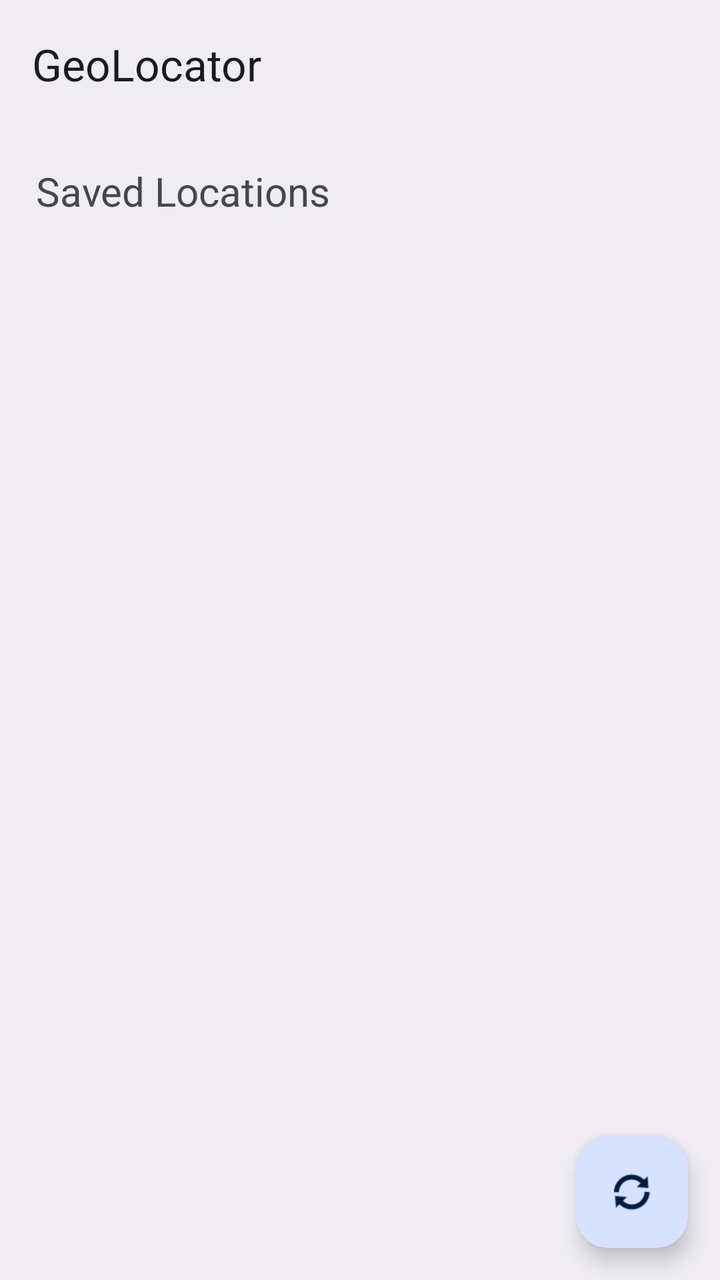
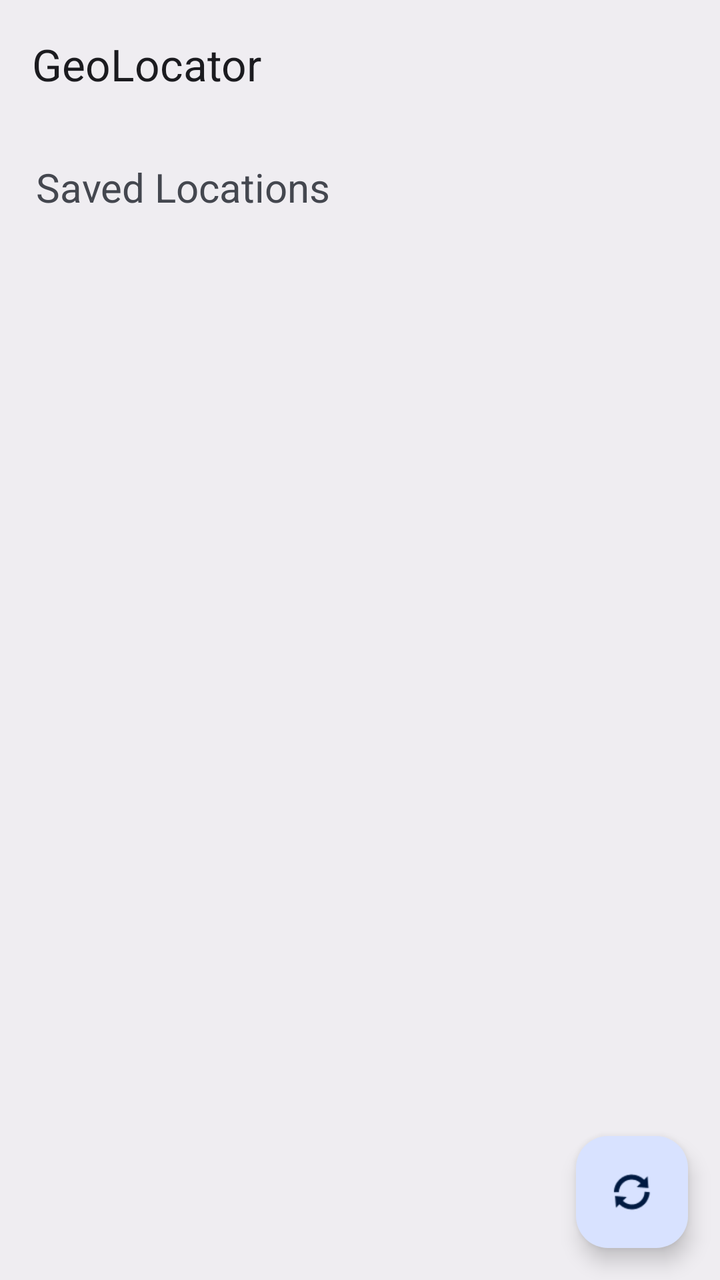

Compare the two renders of this Android layout. The source of the first and the diff that turns it into the second are given below.
<!-- AndroidManifest.xml: application theme Theme.GeoLocator -->
<!-- res/layout/activity_main.xml -->
<?xml version="1.0" encoding="utf-8"?>
<androidx.constraintlayout.widget.ConstraintLayout xmlns:android="http://schemas.android.com/apk/res/android"
    xmlns:app="http://schemas.android.com/apk/res-auto"
    xmlns:tools="http://schemas.android.com/tools"
    android:id="@+id/main"
    android:layout_width="match_parent"
    android:layout_height="match_parent"
    tools:context=".MainActivity">

    <androidx.appcompat.widget.Toolbar
        android:id="@+id/toolbar"
        android:layout_width="match_parent"
        android:layout_height="?attr/actionBarSize"
        app:title="@string/app_name" />

    <ProgressBar
        android:id="@+id/pb"
        android:layout_width="wrap_content"
        android:layout_height="wrap_content"
        app:layout_constraintBottom_toBottomOf="parent"
        app:layout_constraintEnd_toEndOf="parent"
        app:layout_constraintStart_toStartOf="parent"
        app:layout_constraintTop_toBottomOf="@id/toolbar" />

    <androidx.recyclerview.widget.RecyclerView
        android:id="@+id/rv_current_location"
        android:layout_width="match_parent"
        android:layout_height="wrap_content"
        app:layout_constraintEnd_toEndOf="parent"
        app:layout_constraintStart_toStartOf="parent"
        app:layout_constraintTop_toBottomOf="@id/toolbar" />

    <TextView
        android:id="@+id/tv_msg"
        android:layout_width="match_parent"
        android:layout_height="wrap_content"
        android:layout_marginHorizontal="18dp"
        android:layout_marginTop="18dp"
        android:text="@string/click_on_card_msg"
        android:textSize="20sp"
        app:layout_constraintEnd_toEndOf="parent"
        app:layout_constraintStart_toStartOf="parent"
        app:layout_constraintTop_toBottomOf="@id/rv_current_location" />

    <androidx.recyclerview.widget.RecyclerView
        android:id="@+id/rv_saved_locations"
        android:layout_width="match_parent"
        android:layout_height="0dp"
        android:layout_marginTop="16dp"
        android:layout_marginBottom="8dp"
        app:layout_constraintBottom_toBottomOf="parent"
        app:layout_constraintEnd_toEndOf="parent"
        app:layout_constraintStart_toStartOf="parent"
        app:layout_constraintTop_toBottomOf="@id/tv_msg" />

    <com.google.android.material.floatingactionbutton.FloatingActionButton
        android:id="@+id/fab_refresh"
        android:layout_width="wrap_content"
        android:layout_height="wrap_content"
        android:layout_margin="16dp"
        android:src="@android:drawable/ic_popup_sync"
        app:layout_constraintBottom_toBottomOf="parent"
        app:layout_constraintEnd_toEndOf="parent" />
</androidx.constraintlayout.widget.ConstraintLayout>
<!-- resources referenced by this layout -->
<resources>
  <string name="app_name">GeoLocator</string>
  <string name="click_on_card_msg">Saved Locations</string>
  <style name="Theme.GeoLocator" parent="Theme.Material3.DynamicColors.DayNight.NoActionBar">
          
          <item name="colorPrimary">@color/purple_500</item>
          <item name="colorPrimaryVariant">@color/purple_700</item>
          <item name="colorOnPrimary">@color/white</item>
          
          <item name="colorSecondary">@color/teal_200</item>
          <item name="colorSecondaryVariant">@color/teal_700</item>
          <item name="colorOnSecondary">@color/black</item>
          
          <item name="android:windowBackground">?attr/colorSurfaceContainer</item>
      </style>
  <color name="purple_500">#FF6200EE</color>
  <color name="purple_700">#FF3700B3</color>
  <color name="white">#FFFFFFFF</color>
  <color name="teal_200">#FF03DAC5</color>
  <color name="teal_700">#FF018786</color>
  <color name="black">#FF000000</color>
</resources>

<!-- the commit's change to res/layout/activity_main.xml (unified diff, before → after) -->
@@ -35,7 +35,7 @@
         android:layout_width="match_parent"
         android:layout_height="wrap_content"
         android:layout_marginHorizontal="18dp"
-        android:layout_marginTop="18dp"
+        android:layout_marginTop="16dp"
         android:text="@string/click_on_card_msg"
         android:textSize="20sp"
         app:layout_constraintEnd_toEndOf="parent"
